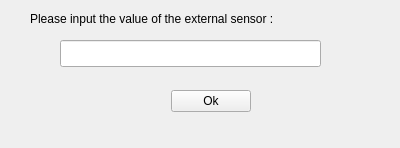
Above: ServiceSW/Master/Components/DiagnosticsManufacturing/Forms/UserInputDialog.ui from Liyezhong/Master before the change. Below: the same form after it.
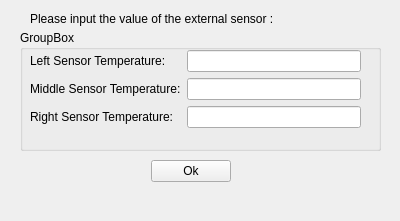
That is the form after the change.

Commit message: S&M Oven:Input 3 values for OvenHeatingWater

Diff of the .ui file:
```diff
--- a/ServiceSW/Master/Components/DiagnosticsManufacturing/Forms/UserInputDialog.ui
+++ b/ServiceSW/Master/Components/DiagnosticsManufacturing/Forms/UserInputDialog.ui
@@ -7,7 +7,7 @@
     <x>0</x>
     <y>0</y>
     <width>400</width>
-    <height>148</height>
+    <height>221</height>
    </rect>
   </property>
   <property name="sizePolicy">
@@ -19,7 +19,7 @@
   <property name="minimumSize">
    <size>
     <width>400</width>
-    <height>148</height>
+    <height>221</height>
    </size>
   </property>
   <property name="sizeIncrement">
@@ -47,8 +47,8 @@
   <widget class="QWidget" name="horizontalLayoutWidget_2">
    <property name="geometry">
     <rect>
-     <x>50</x>
-     <y>90</y>
+     <x>30</x>
+     <y>160</y>
      <width>321</width>
      <height>51</height>
     </rect>
@@ -112,15 +112,60 @@
     </item>
    </layout>
   </widget>
-  <widget class="QLineEdit" name="InputValue">
+  <widget class="QGroupBox" name="groupBox">
    <property name="geometry">
     <rect>
-     <x>60</x>
-     <y>40</y>
-     <width>261</width>
-     <height>27</height>
+     <x>20</x>
+     <y>30</y>
+     <width>361</width>
+     <height>121</height>
     </rect>
    </property>
+   <property name="title">
+    <string>GroupBox</string>
+   </property>
+   <widget class="QWidget" name="formLayoutWidget">
+    <property name="geometry">
+     <rect>
+      <x>10</x>
+      <y>20</y>
+      <width>331</width>
+      <height>101</height>
+     </rect>
+    </property>
+    <layout class="QFormLayout" name="formLayout">
+     <item row="0" column="0">
+      <widget class="QLabel" name="label">
+       <property name="text">
+        <string>Left Sensor Temperature:</string>
+       </property>
+      </widget>
+     </item>
+     <item row="0" column="1">
+      <widget class="QLineEdit" name="lineEdit"/>
+     </item>
+     <item row="1" column="0">
+      <widget class="QLabel" name="label_2">
+       <property name="text">
+        <string>Middle Sensor Temperature:</string>
+       </property>
+      </widget>
+     </item>
+     <item row="1" column="1">
+      <widget class="QLineEdit" name="lineEdit_2"/>
+     </item>
+     <item row="2" column="0">
+      <widget class="QLabel" name="label_3">
+       <property name="text">
+        <string>Right Sensor Temperature:</string>
+       </property>
+      </widget>
+     </item>
+     <item row="2" column="1">
+      <widget class="QLineEdit" name="lineEdit_3"/>
+     </item>
+    </layout>
+   </widget>
   </widget>
  </widget>
  <resources/>
```
The commit also changes 6 other files.
